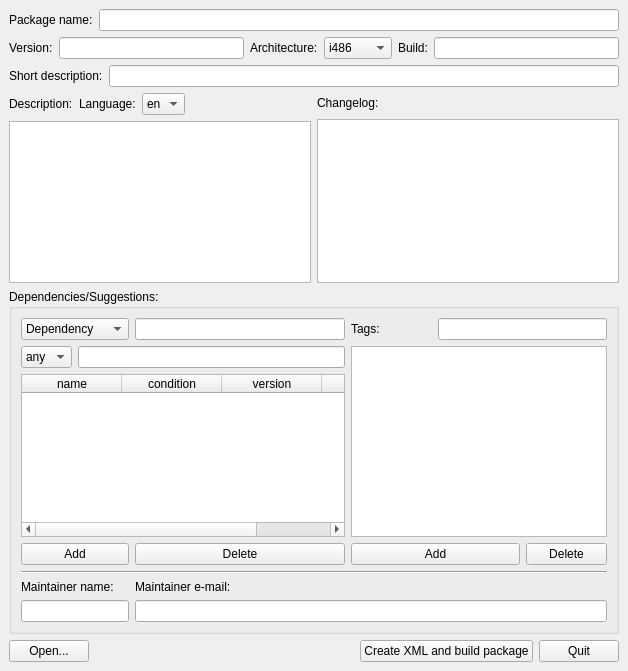
This is mpkg/packagebuilder/package_builder.ui in BackupTheBerlios/mops as Qt 5 draws it before an edit. The edited form follows.
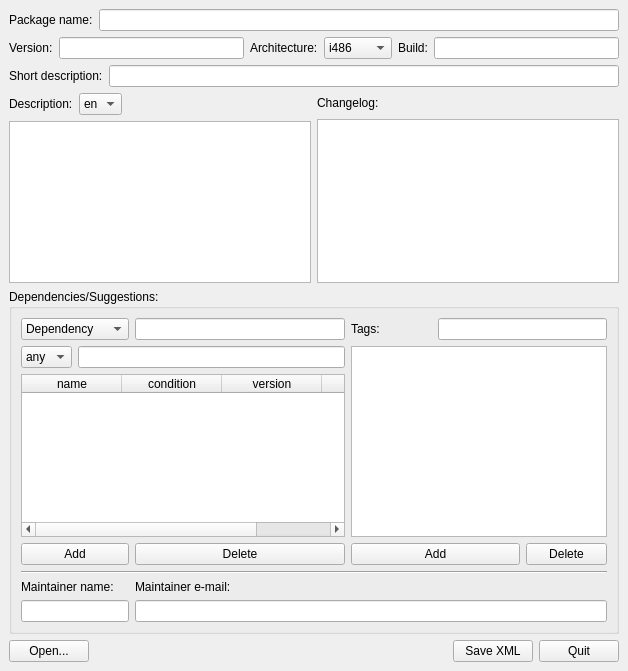
This is the edited form.

Commit message: Cleaned up all warnings (where it was possible) Package Builder is restored (temporarly disabled international support) Added translation to package builder

The edit to the form file:
```diff
--- a/mpkg/packagebuilder/package_builder.ui
+++ b/mpkg/packagebuilder/package_builder.ui
@@ -249,18 +249,6 @@
                </item>
               </widget>
              </item>
-             <item row="0" column="0" >
-              <widget class="QLabel" name="label_6" >
-               <property name="font" >
-                <font>
-                 <pointsize>9</pointsize>
-                </font>
-               </property>
-               <property name="text" >
-                <string>Language:</string>
-               </property>
-              </widget>
-             </item>
             </layout>
            </item>
            <item>
@@ -627,7 +615,7 @@
      <item>
       <widget class="QPushButton" name="BuildButton" >
        <property name="text" >
-        <string>Create XML and build package</string>
+        <string>Save XML</string>
        </property>
       </widget>
      </item>
```
The commit also changes 27 other files.
